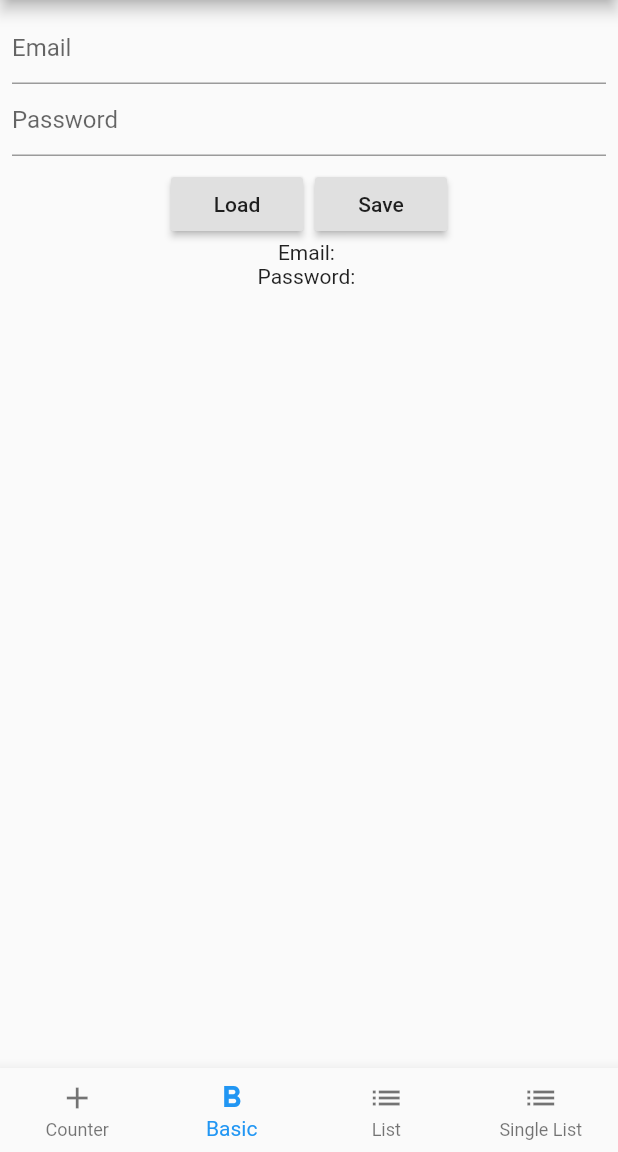
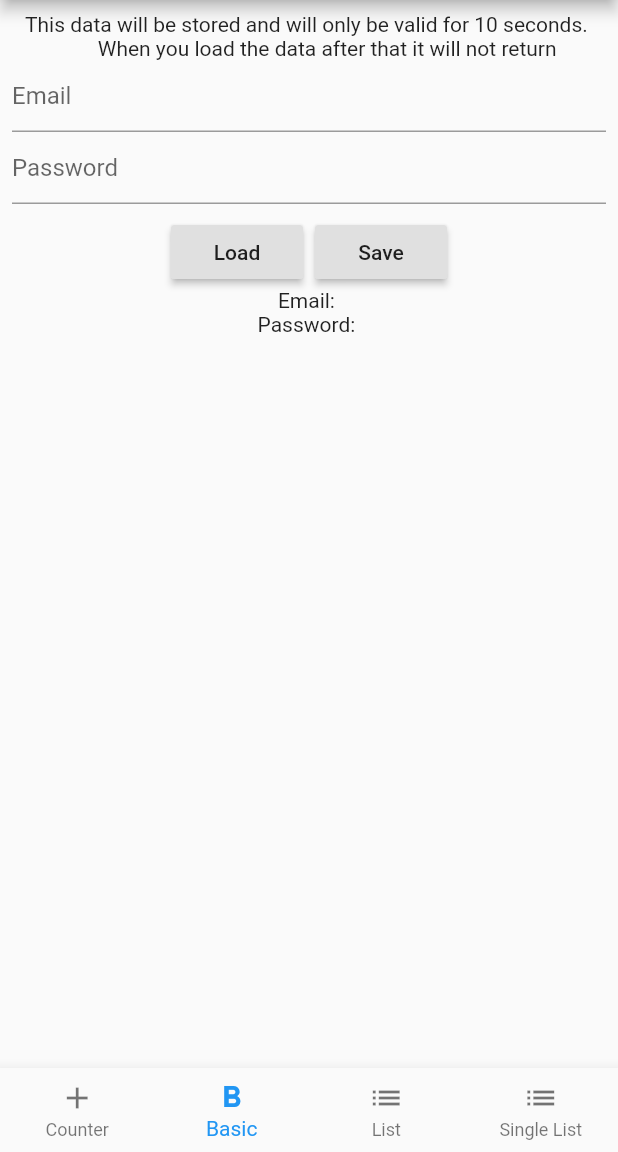
Before and after one commit to fstof/flutter_json_store, a Flutter app: the screen it shows after launch, item 2 of the bottom bar chosen, after a tap on "Save", on a phone screen of 412 x 824 dp, the part 84-1236 px from its top. Run offline on Flutter 3.47's test engine with Material 2 defaults, Android fonts, the phone set to English and light mode, and no system bars; our stand-ins replace flutter_secure_storage, sqflite; missing offline and left inert: encrypt; accounts and stored records are empty.

Commit message:
fixes #7

```diff
--- a/example/lib/counter.dart
+++ b/example/lib/counter.dart
@@ -16,7 +16,6 @@ class CounterSample extends StatefulWidget {
 
 class _CounterSampleState extends State<CounterSample> {
   CounterModel _counter = CounterModel(0);
-  JsonStore _jsonStore = JsonStore(dbName: 'sampleapp');
 
   @override
   void initState() {
@@ -25,19 +24,19 @@ class _CounterSampleState extends State<CounterSample> {
   }
 
   _loadFromStorage() async {
-    Map<String, dynamic> json = await _jsonStore.getItem('counter');
+    Map<String, dynamic> json = await JsonStore().getItem('counter');
     _counter = json != null ? CounterModel.fromJson(json) : CounterModel(0);
     setState(() {});
   }
 
   void _incrementCounter() async {
     setState(() => _counter.value++);
-    await _jsonStore.setItem('counter', _counter.toJson());
+    await JsonStore().setItem('counter', _counter.toJson(), encrypt: true);
   }
 
   void _decrementCounter() async {
     setState(() => _counter.value--);
-    await _jsonStore.setItem('counter', _counter.toJson());
+    await JsonStore().setItem('counter', _counter.toJson(), encrypt: true);
   }
 
   @override
--- a/example/lib/form.dart
+++ b/example/lib/form.dart
@@ -22,7 +22,6 @@ class FormSample extends StatefulWidget {
 
 class _FormSampleState extends State<FormSample> {
   UserModel _user = UserModel();
-  JsonStore _jsonStore = JsonStore(dbName: 'sampleapp');
 
   TextEditingController _emailController = TextEditingController();
   TextEditingController _passwordController = TextEditingController();
@@ -34,7 +33,7 @@ class _FormSampleState extends State<FormSample> {
   }
 
   _loadFromStorage() async {
-    Map<String, dynamic> json = await _jsonStore.getItem('user');
+    Map<String, dynamic> json = await JsonStore().getItem('user');
     _user = json != null ? UserModel.fromJson(json) : UserModel();
     _emailController.text = _user.email;
     _passwordController.text = _user.password;
@@ -44,7 +43,11 @@ class _FormSampleState extends State<FormSample> {
   _saveToStorage() async {
     _user.email = _emailController.text;
     _user.password = _passwordController.text;
-    await _jsonStore.setItem('user', _user.toJson());
+    await JsonStore().setItem(
+      'user',
+      _user.toJson(),
+      timeToLive: Duration(seconds: 10),
+    );
     setState(() {});
   }
 
@@ -55,6 +58,10 @@ class _FormSampleState extends State<FormSample> {
         padding: EdgeInsets.all(8),
         child: Column(
           children: <Widget>[
+            const Text(
+              '''This data will be stored and will only be valid for 10 seconds.
+              When you load the data after that it will not return''',
+            ),
             TextField(
               controller: _emailController,
               decoration: InputDecoration(
--- a/example/lib/main.dart
+++ b/example/lib/main.dart
@@ -14,7 +14,10 @@ class MyApp extends StatefulWidget {
 }
 
 class _MyAppState extends State<MyApp> {
+  // ensure singleton is instatiated
+  final _jsonStore = JsonStore(dbName: 'sampleapp');
   int _currentTab = 0;
+
   @override
   Widget build(BuildContext context) {
     return MaterialApp(
@@ -31,7 +34,7 @@ class _MyAppState extends State<MyApp> {
             IconButton(
               icon: Icon(Icons.refresh),
               onPressed: () async {
-                await JsonStore().clearDataBase();
+                await _jsonStore.clearDataBase();
               },
             )
           ],
--- a/example/lib/single_list.dart
+++ b/example/lib/single_list.dart
@@ -27,7 +27,6 @@ class SingleListSample extends StatefulWidget {
 
 class _SingleListSampleState extends State<SingleListSample> {
   List<Message> _messages = [];
-  JsonStore _jsonStore = JsonStore(dbName: 'sampleapp');
 
   Random _random = Random();
 
@@ -38,7 +37,7 @@ class _SingleListSampleState extends State<SingleListSample> {
   }
 
   _loadFromStorage() async {
-    Map<String, dynamic> json = await _jsonStore.getItem('messages');
+    Map<String, dynamic> json = await JsonStore().getItem('messages');
 
     _messages = json != null
         ? json['value'].map<Message>((messageJson) {
@@ -49,7 +48,7 @@ class _SingleListSampleState extends State<SingleListSample> {
   }
 
   _saveToStorage() async {
-    await _jsonStore.setItem('messages', {
+    await JsonStore().setItem('messages', {
       'value': _messages.map((message) {
         return message.toJson();
       }).toList()
--- a/lib/src/json_store.dart
+++ b/lib/src/json_store.dart
@@ -27,23 +27,36 @@ class JsonStore {
   static const String _ivKey = 'iv';
   static const bool encryptByDefault = false;
 
-  JsonStore._createInstance(Database database, String dbName, bool inMemory) {
+  JsonStore._createInstance(
+    Database database,
+    Directory dbLocation,
+    String dbName,
+    bool inMemory,
+  ) {
     _secureStorage = SecureStorage();
 
     if (database != null) {
       _databaseFuture = Future.value(database);
     }
     if (_databaseFuture == null) {
-      _databaseFuture = _initialiseDatabase(dbName, inMemory);
+      _databaseFuture = _initialiseDatabase(dbLocation, dbName, inMemory);
     }
   }
 
-  factory JsonStore(
-      {Database database,
-      String dbName = 'json_store',
-      bool inMemory = false}) {
+  /// create instance of your singleton [JsonStore]
+  /// [database] If you need to supply your own database for whatever reason (maybe mocking or something)
+  /// [dbLocation] If you want to use a different location for the DB file (default: `ApplicationDocumentsDirectory`)
+  /// [dbName] Provide a custom database file name (default: `json_store`)
+  /// [inMemory] If you don't want to store to disk but rather have it all in memory (default: `false`)
+  factory JsonStore({
+    Database database,
+    Directory dbLocation,
+    String dbName = 'json_store',
+    bool inMemory = false,
+  }) {
     if (_instance == null) {
-      _instance = JsonStore._createInstance(database, dbName, inMemory);
+      _instance =
+          JsonStore._createInstance(database, dbLocation, dbName, inMemory);
     }
     return _instance;
   }
@@ -53,7 +66,11 @@ class JsonStore {
     await db.delete(_table);
   }
 
-  Future<Database> _initialiseDatabase(String dbName, bool inMemory) async {
+  Future<Database> _initialiseDatabase(
+    Directory dbLocation,
+    String dbName,
+    bool inMemory,
+  ) async {
     if (inMemory) {
       return openDatabase(
         inMemoryDatabasePath,
@@ -61,9 +78,11 @@ class JsonStore {
         onCreate: _createDb,
       );
     }
-    final Directory path = await getApplicationDocumentsDirectory();
+    if (dbLocation == null) {
+      dbLocation = await getApplicationDocumentsDirectory();
+    }
     return openDatabase(
-      '${path.path}/$dbName.db',
+      '${dbLocation.path}/$dbName.db',
       version: 1,
       onCreate: _createDb,
     );
@@ -82,9 +101,9 @@ class JsonStore {
   /// This function will create a [Batch] object, this allowed you to do some sort of transaction control.
   /// example:
   ///   var b = await jsonStore.startBatch();
-  ///   await jsonStore.set('key', value1, batch: b);
-  ///   await jsonStore.set('key', value2, batch: b);
-  ///   await jsonStore.set('key', value3, batch: b);
+  ///   await jsonStore.setItem('key', value1, batch: b);
+  ///   await jsonStore.setItem('key', value2, batch: b);
+  ///   await jsonStore.setItem('key', value3, batch: b);
   ///   await jsonStore.commitBatch(b);
   ///
   Future<Batch> startBatch() async {
@@ -98,11 +117,18 @@ class JsonStore {
 
   /// This function will store any data as a single json object in the database.
   /// We will try and update the key first and then insert if none exists
+  /// [key] the key of your item used to be retrieved later
+  /// [value] json Map of your value object
+  /// [encrypt] should the value be encrypted (default: [false])
+  /// [timeToLive] how long should the data be considered valid (default: [null])
+  /// If you [getItem] and the TTL has expired [null] will be returned and it will be removed from the database
+  /// if [timeToLive] is [null] the data will never expire
+  /// [batch] for transaction control where many [setItem] operations can be done in batch and commited at the end. see [startBatch]
   Future<void> setItem(
     String key,
     Map<String, dynamic> value, {
     bool encrypt = encryptByDefault,
-    Duration timeToLive = const Duration(days: 365),
+    Duration timeToLive,
     Batch batch,
   }) async {
     try {
@@ -111,7 +137,7 @@ class JsonStore {
         iv = IV.fromSecureRandom(IV_LENGTH);
       }
       final metadata = {
-        _timeToLiveKey: timeToLive.inMilliseconds,
+        _timeToLiveKey: timeToLive?.inMilliseconds,
         _encryptedKey: encrypt,
         _ivKey: (encrypt ? iv.base64 : null),
       };
@@ -168,7 +194,7 @@ class JsonStore {
     final Database db = await _databaseFuture;
     final List<Map<String, dynamic>> queryResult =
         await db.query(_table, where: 'key = ?', whereArgs: [key]);
-    return processQueryResult(key, queryResult, db);
+    return _processQueryResult(key, queryResult, db);
   }
 
 //Function that will retrieve a single json object from the database as a result of like query on the key.
@@ -176,10 +202,10 @@ class JsonStore {
     final Database db = await _databaseFuture;
     final List<Map<String, dynamic>> queryResult =
         await db.query(_table, where: 'key like ?', whereArgs: [key]);
-    return processQueryResult(key, queryResult, db);
+    return _processQueryResult(key, queryResult, db);
   }
 
-  Future<Map<String, dynamic>> processQueryResult(
+  Future<Map<String, dynamic>> _processQueryResult(
     String key,
     List<Map<String, dynamic>> queryResult,
     Database db,
@@ -191,7 +217,8 @@ class JsonStore {
           DateTime.fromMillisecondsSinceEpoch(row['lastUpdated'] as int);
       final timeLapsed = DateTime.now().millisecondsSinceEpoch -
           lastUpdated.millisecondsSinceEpoch;
-      if (timeLapsed > (metadata[_timeToLiveKey] as int)) {
+      final ttl = metadata[_timeToLiveKey];
+      if (ttl != null && timeLapsed > (ttl as int)) {
         await db.delete(_table, where: 'key = ?', whereArgs: [key]);
         return null;
       } else {
@@ -232,7 +259,8 @@ class JsonStore {
             DateTime.fromMillisecondsSinceEpoch(row['lastUpdated'] as int);
         final timeLapsed = DateTime.now().millisecondsSinceEpoch -
             lastUpdated.millisecondsSinceEpoch;
-        if (timeLapsed > (metadata[_timeToLiveKey] as int)) {
+        final ttl = metadata[_timeToLiveKey];
+        if (ttl != null && timeLapsed > (ttl as int)) {
           await db.delete(_table, where: 'key like ?', whereArgs: [key]);
           return null;
         } else {
```
Also changed, not shown: example/lib/list.dart (+6 -7 lines), pubspec.yaml (+5 -5 lines), example/pubspec.lock, pubspec.lock, 3 other files.
